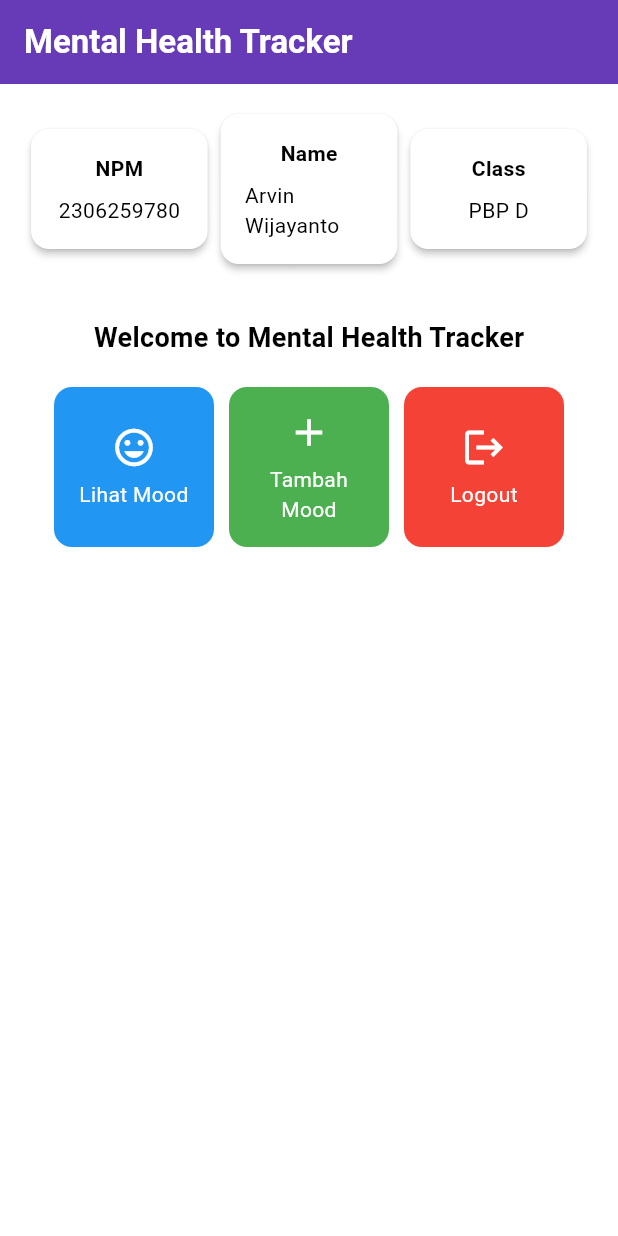
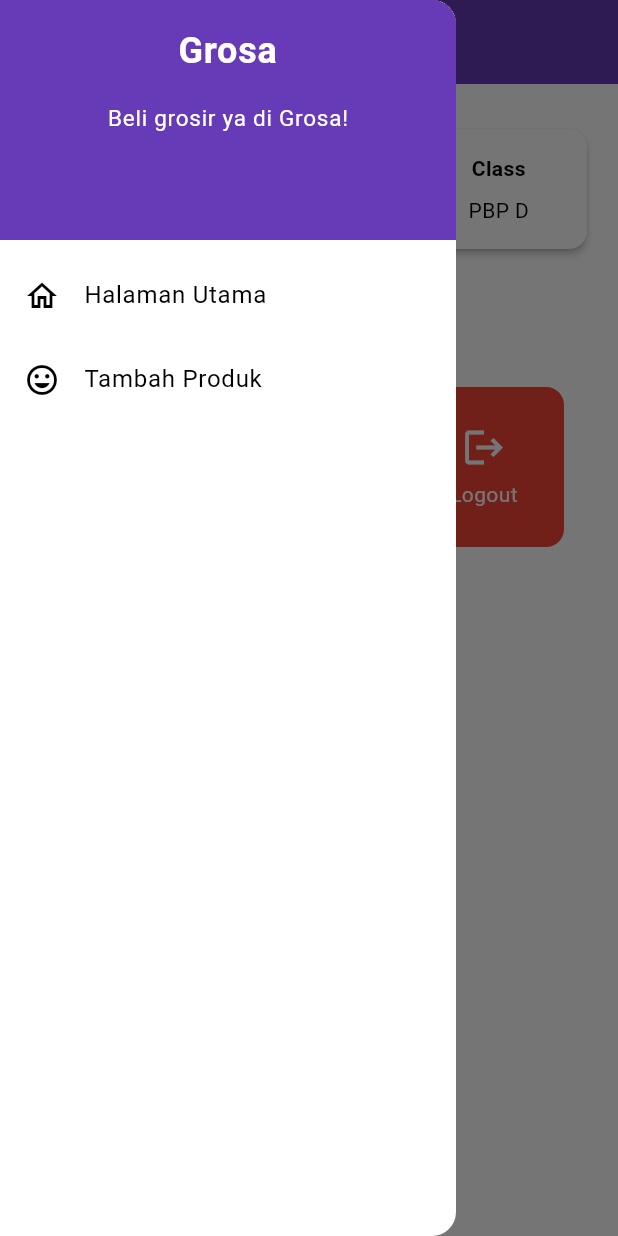
Before and after one commit to arpinasaran/grosa-mobile, a Flutter app: the screen it shows after launch, with the side drawer open (before the commit the screen has no drawer), on a phone screen of 412 x 824 dp. Run offline on Flutter 3.47's test engine with Material 3 defaults, Android fonts, the phone set to English and light mode, and no system bars.

Commit message:
tugas 8 selesai

```diff
--- a/lib/main.dart
+++ b/lib/main.dart
@@ -1,6 +1,6 @@
 // main.dart
 import 'package:flutter/material.dart';
-import 'package:grosa/menu.dart';
+import 'package:grosa/screens/menu.dart';
 
 void main() {
   runApp(const MyApp());
@@ -12,7 +12,7 @@
   @override
   Widget build(BuildContext context) {
     return MaterialApp(
-      title: 'Flutter Demo',
+      title: 'Grosa',
       debugShowCheckedModeBanner: false,
       theme: ThemeData(
         colorScheme: ColorScheme.fromSwatch(
--- a/lib/menu.dart
+++ b/lib/screens/menu.dart
@@ -1,5 +1,7 @@
 // menu.dart
 import 'package:flutter/material.dart';
+import 'package:grosa/widgets/left_drawer.dart';
+import 'package:grosa/widgets/product_card.dart';
 
 class MyHomePage extends StatelessWidget {
   final String npm = '2306259780'; // NPM
@@ -7,8 +9,8 @@
   final String className = 'PBP D'; // Kelas
 
   final List<ItemHomepage> items = [
-    ItemHomepage("Lihat Mood", Icons.mood, Colors.blue),
-    ItemHomepage("Tambah Mood", Icons.add, Colors.green),
+    ItemHomepage("Lihat Produk", Icons.mood, Colors.blue),
+    ItemHomepage("Tambah Produk", Icons.add, Colors.green),
     ItemHomepage("Logout", Icons.logout, Colors.red),
   ];
 
@@ -19,13 +21,14 @@
     return Scaffold(
       appBar: AppBar(
         title: const Text(
-          'Mental Health Tracker',
+          'Grosa',
           style: TextStyle(
             color: Colors.white,
             fontWeight: FontWeight.bold,
           ),
         ),
         backgroundColor: Theme.of(context).colorScheme.primary,
+        iconTheme: const IconThemeData(color: Colors.white),
       ),
       body: Padding(
         padding: const EdgeInsets.all(16.0),
@@ -47,7 +50,7 @@
                   const Padding(
                     padding: EdgeInsets.only(top: 16.0),
                     child: Text(
-                      'Welcome to Mental Health Tracker',
+                      'Welcome to Grosa',
                       style: TextStyle(
                         fontWeight: FontWeight.bold,
                         fontSize: 18.0,
@@ -62,7 +65,7 @@
                     crossAxisCount: 3,
                     shrinkWrap: true,
                     children: items.map((ItemHomepage item) {
-                      return ItemCard(item: item);
+                      return ItemCard(item);
                     }).toList(),
                   ),
                 ],
@@ -71,6 +74,7 @@
           ],
         ),
       ),
+      drawer: const LeftDrawer(),
     );
   }
 }
@@ -102,54 +106,3 @@
     );
   }
 }
-
-class ItemHomepage {
-  final String name;
-  final IconData icon;
-  final Color color;
-
-  ItemHomepage(this.name, this.icon, this.color);
-}
-
-class ItemCard extends StatelessWidget {
-  final ItemHomepage item;
-
-  const ItemCard({super.key, required this.item});
-
-  @override
-  Widget build(BuildContext context) {
-    return Material(
-      color: item.color,
-      borderRadius: BorderRadius.circular(12),
-      child: InkWell(
-        onTap: () {
-          ScaffoldMessenger.of(context)
-            ..hideCurrentSnackBar()
-            ..showSnackBar(SnackBar(
-                content: Text("Kamu telah menekan tombol ${item.name}!")));
-        },
-        child: Container(
-          padding: const EdgeInsets.all(8),
-          child: Center(
-            child: Column(
-              mainAxisAlignment: MainAxisAlignment.center,
-              children: [
-                Icon(
-                  item.icon,
-                  color: Colors.white,
-                  size: 30.0,
-                ),
-                const Padding(padding: EdgeInsets.all(3)),
-                Text(
-                  item.name,
-                  textAlign: TextAlign.center,
-                  style: const TextStyle(color: Colors.white),
-                ),
-              ],
-            ),
-          ),
-        ),
-      ),
-    );
-  }
-}
--- /dev/null
+++ b/lib/widgets/left_drawer.dart
@@ -0,0 +1,68 @@
+import 'package:flutter/material.dart';
+import 'package:grosa/screens/menu.dart';
+import 'package:grosa/screens/productentry_form.dart';
+
+class LeftDrawer extends StatelessWidget {
+  const LeftDrawer({super.key});
+
+  @override
+  Widget build(BuildContext context) {
+    return Drawer(
+      child: ListView(
+        children: [
+          DrawerHeader(
+            decoration: BoxDecoration(
+              color: Theme.of(context).colorScheme.primary,
+            ),
+            child: const Column(
+              children: [
+                Text(
+                  'Grosa',
+                  textAlign: TextAlign.center,
+                  style: TextStyle(
+                    fontSize: 24,
+                    fontWeight: FontWeight.bold,
+                    color: Colors.white,
+                  ),
+                ),
+                Padding(padding: EdgeInsets.all(8)),
+                Text(
+                  "Beli grosir ya di Grosa!",
+                  style: TextStyle(
+                    fontSize: 15,
+                    color: Colors.white,
+                    fontWeight: FontWeight.normal,
+                  ),
+                ),
+              ],
+            ),
+          ),
+          ListTile(
+            leading: const Icon(Icons.home_outlined),
+            title: const Text('Halaman Utama'),
+            // Bagian redirection ke MyHomePage
+            onTap: () {
+              Navigator.pushReplacement(
+                  context,
+                  MaterialPageRoute(
+                    builder: (context) => MyHomePage(),
+                  ));
+            },
+          ),
+          ListTile(
+            leading: const Icon(Icons.mood),
+            title: const Text('Tambah Produk'),
+            // Bagian redirection ke MoodEntryFormPage
+            onTap: () {
+              Navigator.pushReplacement(
+                  context,
+                  MaterialPageRoute(
+                    builder: (context) => const ProductEntryFormPage(),
+                  ));
+            },
+          ),
+        ],
+      ),
+    );
+  }
+}
--- /dev/null
+++ b/lib/widgets/product_card.dart
@@ -0,0 +1,70 @@
+import 'package:flutter/material.dart';
+import 'package:grosa/screens/productentry_form.dart';
+
+class ItemHomepage {
+  final String name;
+  final IconData icon;
+  final Color color;
+
+  ItemHomepage(this.name, this.icon, this.color);
+}
+
+class ItemCard extends StatelessWidget {
+  // Menampilkan kartu dengan ikon dan nama.
+
+  final ItemHomepage item;
+
+  const ItemCard(this.item, {super.key});
+
+  @override
+  Widget build(BuildContext context) {
+    return Material(
+      // Menentukan warna latar belakang dari tema aplikasi.
+      color: item.color,
+      // Membuat sudut kartu melengkung.
+      borderRadius: BorderRadius.circular(12),
+
+      child: InkWell(
+        // Aksi ketika kartu ditekan.
+        onTap: () {
+          // Menampilkan pesan SnackBar saat kartu ditekan.
+          ScaffoldMessenger.of(context)
+            ..hideCurrentSnackBar()
+            ..showSnackBar(SnackBar(
+                content: Text("Kamu telah menekan tombol ${item.name}!")));
+
+          // print("Item tapped: ${item.name}"); // Debugging
+          if (item.name == "Tambah Produk") {
+            Navigator.push(
+                context,
+                MaterialPageRoute(
+                    builder: (context) => const ProductEntryFormPage()));
+          }
+        },
+        // Container untuk menyimpan Icon dan Text
+        child: Container(
+          padding: const EdgeInsets.all(8),
+          child: Center(
+            child: Column(
+              // Menyusun ikon dan teks di tengah kartu.
+              mainAxisAlignment: MainAxisAlignment.center,
+              children: [
+                Icon(
+                  item.icon,
+                  color: Colors.white,
+                  size: 30.0,
+                ),
+                const Padding(padding: EdgeInsets.all(3)),
+                Text(
+                  item.name,
+                  textAlign: TextAlign.center,
+                  style: const TextStyle(color: Colors.white),
+                ),
+              ],
+            ),
+          ),
+        ),
+      ),
+    );
+  }
+}
```
Also changed, not shown: lib/screens/productentry_form.dart (added, +162 -0 lines), 1 other file.
